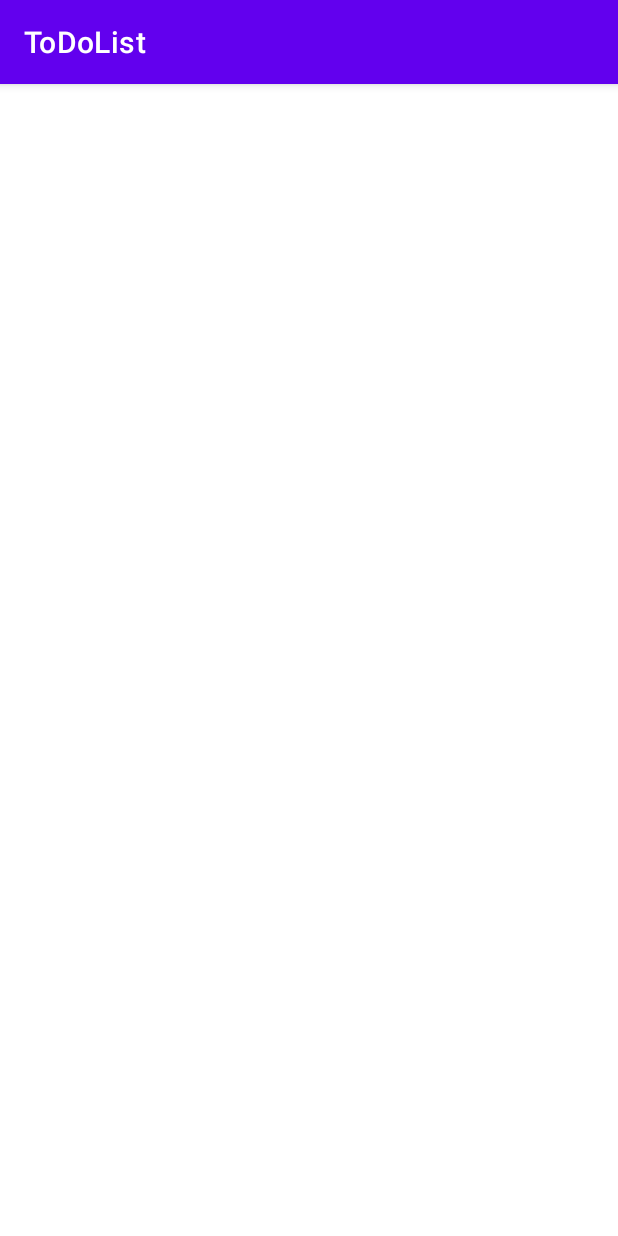
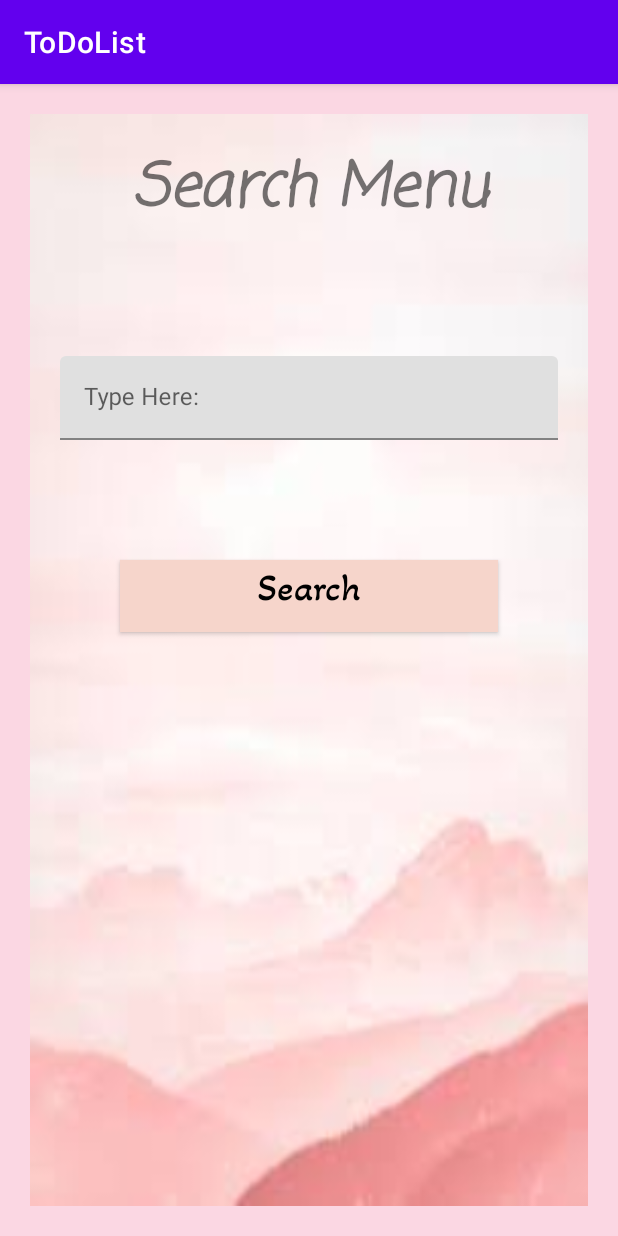
Before and after one commit to srvn-nm/AndroidStudio, an Android app: the MenuActivity screen opened directly, with no data from a screen before it, after a tap on "Search By User ID", on a phone screen of 412 x 824 dp. Run offline under Robolectric (Android 15) with nearby library versions, the phone set to English and light mode, and no system bars; 4 statements that could not run were skipped.

Commit message:
designing the input view and coding the use of it

```diff
--- a/ToDoList/app/src/main/java/com/example/todolist/MenuActivity.kt
+++ b/ToDoList/app/src/main/java/com/example/todolist/MenuActivity.kt
@@ -24,11 +24,24 @@
     }
 
     fun userId(view: View){
+        binding.button.visibility=View.GONE
+        binding.button2.visibility=View.GONE
+        binding.button3.visibility=View.GONE
+        binding.searchLayout.visibility=View.VISIBLE
+    }
+
+    fun searchButton(view: View){
+        val userInfo = binding.textInputLayout.editText?.text?.toString()
         val intent = Intent(this , ToDoListActivity::class.java)
+        intent.putExtra("userInfo",userInfo)
         intent.putExtra("userIdList",userIdList)
         intent.putExtra("taskIdList",taskIdList)
         intent.putExtra("taskTextList",taskTextList)
         intent.putExtra("taskStateList",taskStateList)
+        binding.button.visibility=View.VISIBLE
+        binding.button2.visibility=View.VISIBLE
+        binding.button3.visibility=View.VISIBLE
+        binding.searchLayout.visibility=View.GONE
         startActivity(intent)
     }
 }
--- a/ToDoList/app/src/main/res/layout/activity_menu.xml
+++ b/ToDoList/app/src/main/res/layout/activity_menu.xml
@@ -54,6 +54,7 @@
             android:radius="20dp"
             android:text="@string/search_by_user_id"
             android:textSize="25dp"
+            android:visibility="visible"
             app:backgroundTint="#F6D5CB"
             app:cornerRadius="20dp"
             tools:ignore="SpUsage,UsingOnClickInXml" />
@@ -70,6 +71,7 @@
             android:radius="20dp"
             android:text="@string/search_by_task_id"
             android:textSize="25dp"
+            android:visibility="visible"
             app:backgroundTint="#F6D5CB"
             app:cornerRadius="20dp"
             tools:ignore="SpUsage,UsingOnClickInXml" />
@@ -88,9 +90,52 @@
             android:radius="20dp"
             android:text="@string/search_by_title"
             android:textSize="25dp"
+            android:visibility="visible"
             app:backgroundTint="#F6D5CB"
             app:cornerRadius="20dp"
             tools:ignore="SpUsage,UsingOnClickInXml" />
 
+        <LinearLayout
+            android:id="@+id/searchLayout"
+            android:layout_width="match_parent"
+            android:layout_height="match_parent"
+            android:backgroundTint="@android:color/transparent"
+            android:orientation="vertical"
+            android:visibility="gone">
+
+            <com.google.android.material.textfield.TextInputLayout
+                android:id="@+id/textInputLayout"
+                android:layout_width="match_parent"
+                android:layout_height="wrap_content"
+                android:layout_marginStart="20dp"
+                android:layout_marginLeft="20dp"
+                android:layout_marginTop="60dp"
+                android:layout_marginEnd="20dp"
+                android:layout_marginRight="20dp"
+                android:layout_marginBottom="20dp">
+
+                <com.google.android.material.textfield.TextInputEditText
+                    android:id="@+id/textInputEditText"
+                    android:layout_width="match_parent"
+                    android:layout_height="wrap_content"
+                    android:hint="@string/type_here"
+                    android:textColorHint="#555454" />
+            </com.google.android.material.textfield.TextInputLayout>
+
+            <Button
+                android:id="@+id/button5"
+                style="@android:style/Widget.Holo.Light.Button.Small"
+                android:layout_width="match_parent"
+                android:layout_height="wrap_content"
+                android:layout_margin="60dp"
+                android:background="#F6D5CB"
+                android:fontFamily="@font/akaya_telivigala"
+                android:onClick="searchButton"
+                android:text="@string/search"
+                android:textSize="25dp"
+                app:backgroundTint="#F6D5CB"
+                tools:ignore="SpUsage,UsingOnClickInXml" />
+        </LinearLayout>
+
     </LinearLayout>
 </androidx.constraintlayout.widget.ConstraintLayout>
--- a/ToDoList/app/src/main/res/values/strings.xml
+++ b/ToDoList/app/src/main/res/values/strings.xml
@@ -9,4 +9,6 @@
     <string name="search_by_user_id">Search By User ID</string>
     <string name="search_by_task_id">Search By Task ID</string>
     <string name="search_by_title">Search By Title</string>
+    <string name="type_here">Type Here:</string>
+    <string name="search">Search</string>
 </resources>
```
